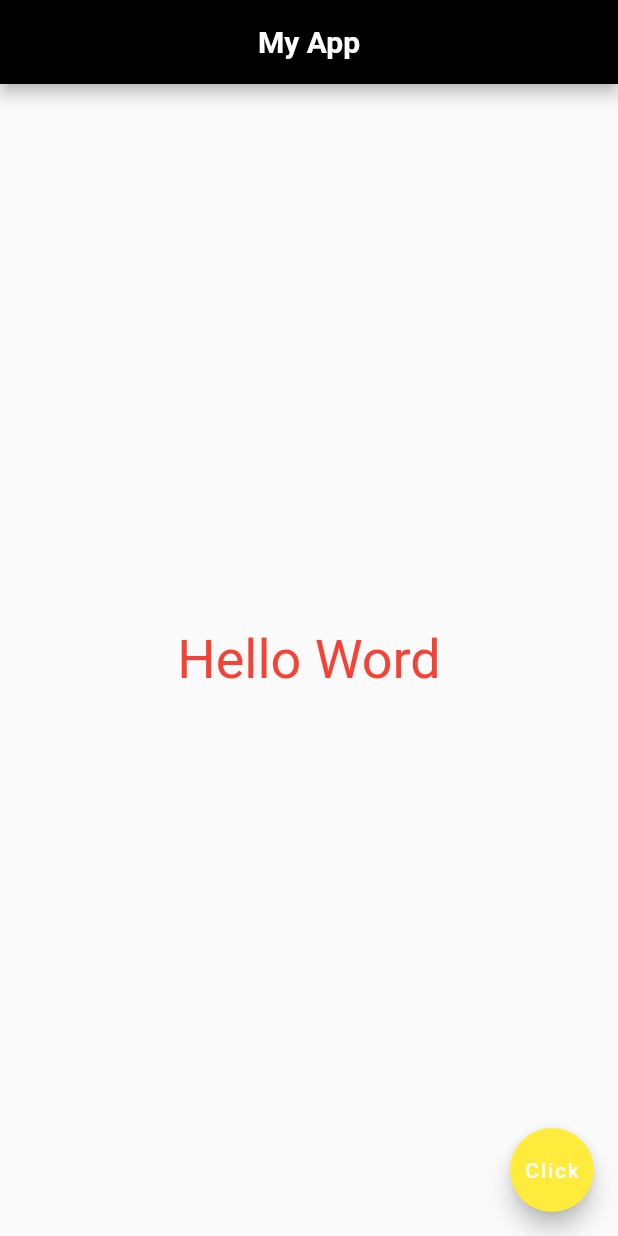
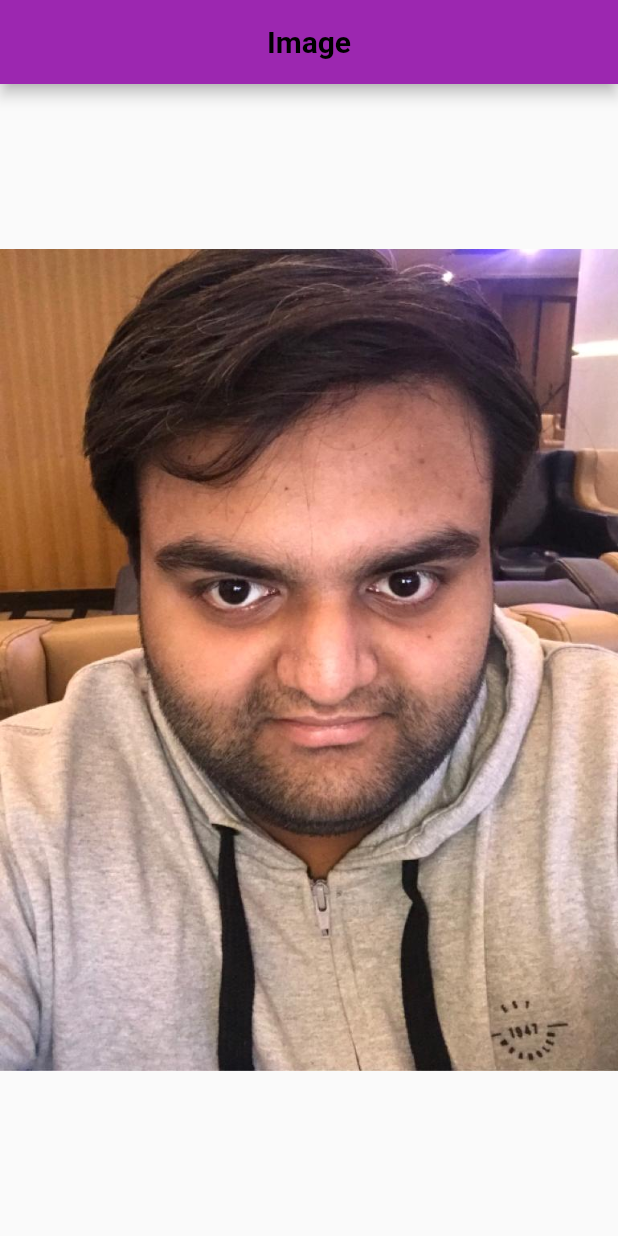
Before and after one commit to Nirdesh-Singh/first_day, a Flutter app: the screen it shows after launch, on a phone screen of 412 x 824 dp. Run offline on Flutter 3.47's test engine with Material 2 defaults, Android fonts, the phone set to English and light mode, and no system bars.

Commit message:
Lesson-3

```diff
--- /dev/null
+++ b/lib/asset_image.dart
@@ -0,0 +1,28 @@
+import 'package:flutter/material.dart';
+
+class Asset_Image extends StatefulWidget {
+  const Asset_Image({super.key});
+
+  @override
+  State<Asset_Image> createState() => _MyWidgetState();
+}
+
+class _MyWidgetState extends State<Asset_Image> {
+  @override
+  Widget build(BuildContext context) {
+    return Scaffold(
+      appBar: AppBar(
+        title: const Text('Image',
+            style: TextStyle(color: Colors.black, fontWeight: FontWeight.bold)),
+        centerTitle: true,
+        backgroundColor: Colors.purple,
+      ),
+      body: const Center(
+        child: Image(
+            image: AssetImage(
+          'assets/profilePic.jpg',
+        )),
+      ),
+    );
+  }
+}
--- a/lib/main.dart
+++ b/lib/main.dart
@@ -1,5 +1,7 @@
-import 'package:firstapp/scaff.dart';
 import 'package:flutter/material.dart';
+
+import 'asset_image.dart';
+import 'image.dart';
 
 void main() {
   runApp(const MyApp());
@@ -16,7 +18,7 @@ class MyApp extends StatelessWidget {
       theme: ThemeData(
         primarySwatch: Colors.blue,
       ),
-      home: const ScaffAppBar(),
+      home: const Asset_Image(),
     );
   }
 }
--- a/lib/scaff.dart
+++ /dev/null
@@ -1,27 +0,0 @@
-import 'package:flutter/material.dart';
-import 'package:flutter/src/foundation/key.dart';
-import 'package:flutter/src/widgets/framework.dart';
-
-class ScaffAppBar extends StatelessWidget {
-  const ScaffAppBar({Key? key}) : super(key: key);
-
-  @override
-  Widget build(BuildContext context) {
-    return Scaffold(
-      appBar: AppBar(
-        backgroundColor: Colors.black,
-        title:
-            const Text('My App', style: TextStyle(fontWeight: FontWeight.bold)),
-        centerTitle: true,
-      ),
-      body: const Center(
-          child: Text('Hello Word',
-              style: TextStyle(color: Colors.red, fontSize: 36.0))),
-      floatingActionButton: FloatingActionButton(
-        backgroundColor: Colors.yellow,
-        onPressed: () {},
-        child: const Text('Click'),
-      ),
-    );
-  }
-}
--- a/pubspec.yaml
+++ b/pubspec.yaml
@@ -58,9 +58,8 @@ flutter:
   uses-material-design: true
 
   # To add assets to your application, add an assets section, like this:
-  # assets:
-  #   - images/a_dot_burr.jpeg
-  #   - images/a_dot_ham.jpeg
+  assets:
+    - assets/
 
   # An image asset can refer to one or more resolution-specific "variants", see
   # https://flutter.dev/assets-and-images/#resolution-aware
```
Also changed, not shown: lib/image.dart (added, +28 -0 lines), assets/profilePic.jpg (added).
